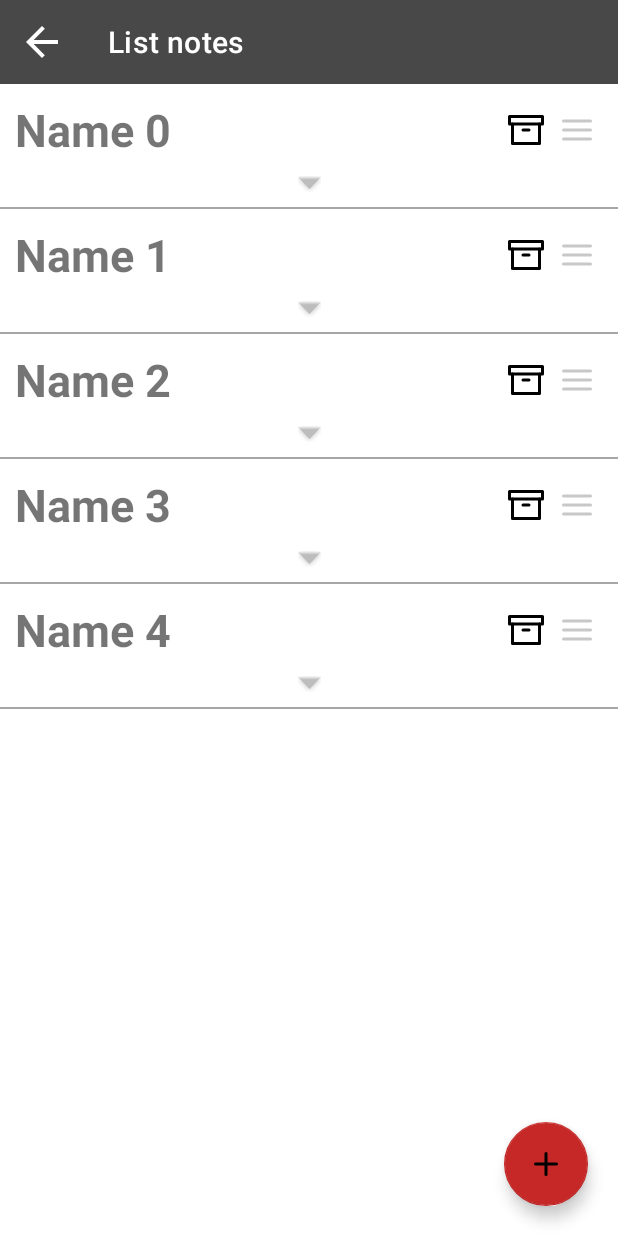
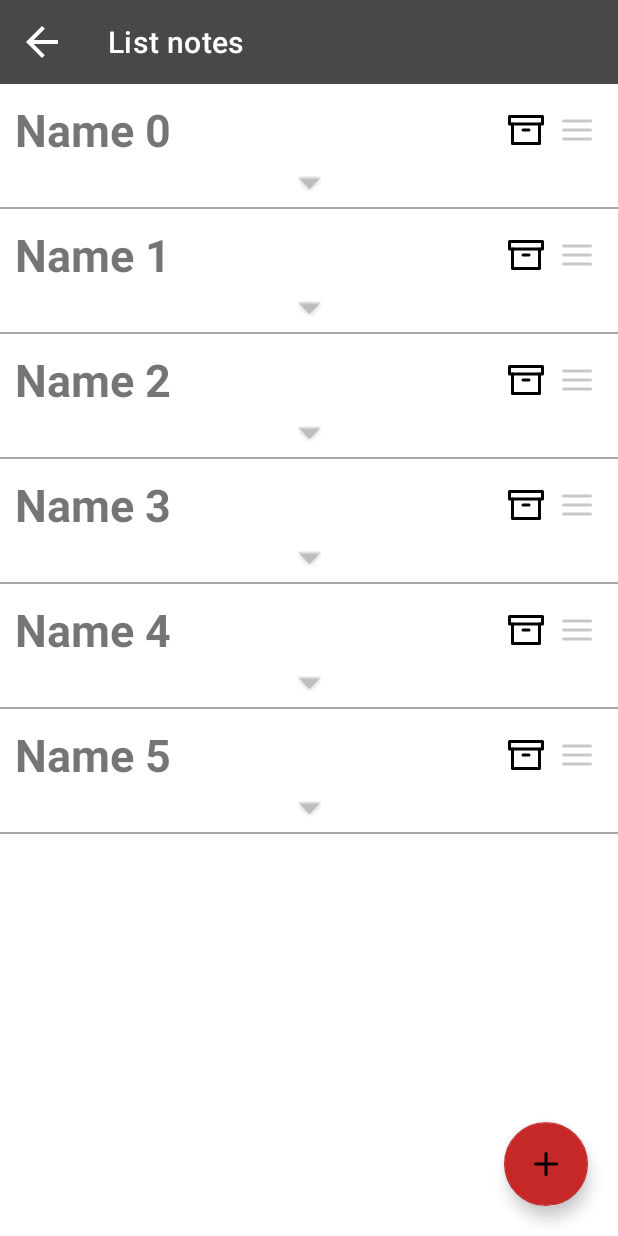
Before and after one commit to VladimirTsihukov/AmazingAppNasa, an Android app: the fragment NotesListFragment placed in its activity, on a phone screen of 412 x 824 dp. Run offline under Robolectric (Android 15) with nearby library versions, the phone set to English and light mode, and no system bars; our stand-ins replace Room's generated code; libraries missing offline, so code that uses them is left out: coil.api.load; network calls fail; pictures from the network do not load; Roboto replaces fonts that are not available here; 1 statement that could not run was skipped.

Commit message:
Create database

```diff
--- a/app/build.gradle
+++ b/app/build.gradle
@@ -2,6 +2,7 @@ plugins {
     id 'com.android.application'
     id 'kotlin-android'
     id 'kotlin-android-extensions'
+    id 'kotlin-kapt'
 }
 
 android {
@@ -80,4 +81,9 @@ dependencies {
     implementation("io.coil-kt:coil:0.9.2")
 
     implementation "androidx.preference:preference-ktx:1.1.1"
+
+    def room_version = "2.2.6"
+
+    implementation "androidx.room:room-runtime:$room_version"
+    kapt "androidx.room:room-compiler:$room_version"
 }
--- a/app/src/main/java/com/adnroidapp/amazingappnasa/App.kt
+++ b/app/src/main/java/com/adnroidapp/amazingappnasa/App.kt
@@ -2,14 +2,17 @@ package com.adnroidapp.amazingappnasa
 
 import android.app.Application
 import androidx.preference.PreferenceManager
+import com.adnroidapp.amazingappnasa.database.databaseNotes.DbNotes
 
 class App : Application() {
     companion object {
         lateinit var instance: App
+        lateinit var db : DbNotes
     }
 
     override fun onCreate() {
         super.onCreate()
+        db = DbNotes.instance(applicationContext)
         instance = this
     }
 
--- a/app/src/main/java/com/adnroidapp/amazingappnasa/MainActivity.kt
+++ b/app/src/main/java/com/adnroidapp/amazingappnasa/MainActivity.kt
@@ -2,7 +2,7 @@ package com.adnroidapp.amazingappnasa
 
 import android.os.Bundle
 import androidx.appcompat.app.AppCompatActivity
-import com.adnroidapp.amazingappnasa.data.NotesData
+import com.adnroidapp.amazingappnasa.database.dbData.NotesData
 import com.adnroidapp.amazingappnasa.ui.fragment.NotesListFragment
 import com.adnroidapp.amazingappnasa.ui.fragment.OnFragmentGetDataNotes
 import com.adnroidapp.amazingappnasa.ui.fragment.PicturesOfTheDayFragment
--- a/app/src/main/java/com/adnroidapp/amazingappnasa/data/NotesData.kt
+++ /dev/null
@@ -1,7 +0,0 @@
-package com.adnroidapp.amazingappnasa.data
-
-import android.os.Parcelable
-import kotlinx.android.parcel.Parcelize
-
-@Parcelize
-data class NotesData (val id: Int, val nameNotes: String, val message: String) : Parcelable
--- /dev/null
+++ b/app/src/main/java/com/adnroidapp/amazingappnasa/database/DbKey.kt
@@ -0,0 +1,4 @@
+package com.adnroidapp.amazingappnasa.database
+
+const val DATABASE_NAME_NOTES = "Notes.db"
+const val TABLE_DB_NOTES = "tableNotes"
--- /dev/null
+++ b/app/src/main/java/com/adnroidapp/amazingappnasa/database/dbData/NotesData.kt
@@ -0,0 +1,15 @@
+package com.adnroidapp.amazingappnasa.database.dbData
+
+import android.os.Parcelable
+import androidx.room.Entity
+import androidx.room.PrimaryKey
+import com.adnroidapp.amazingappnasa.database.TABLE_DB_NOTES
+import kotlinx.android.parcel.Parcelize
+
+@Entity(tableName = TABLE_DB_NOTES)
+@Parcelize
+data class NotesData (
+    @PrimaryKey
+    val id: Int,
+    val nameNotes: String,
+    val message: String) : Parcelable
--- a/app/src/main/java/com/adnroidapp/amazingappnasa/ui/adapter/AdapterNotes.kt
+++ b/app/src/main/java/com/adnroidapp/amazingappnasa/ui/adapter/AdapterNotes.kt
@@ -9,7 +9,7 @@ import android.view.ViewGroup
 import androidx.core.view.MotionEventCompat
 import androidx.recyclerview.widget.RecyclerView
 import com.adnroidapp.amazingappnasa.R
-import com.adnroidapp.amazingappnasa.data.NotesData
+import com.adnroidapp.amazingappnasa.database.dbData.NotesData
 import com.adnroidapp.amazingappnasa.ui.adapter.itemTouchHelper.ItemTouchHelperAdapter
 import com.adnroidapp.amazingappnasa.ui.adapter.itemTouchHelper.ItemTouchHelperViewHolder
 import com.adnroidapp.amazingappnasa.ui.adapter.itemTouchHelper.OnStartDragListener
@@ -18,9 +18,9 @@ import kotlinx.android.synthetic.main.view_holder_notes.view.*
 class AdapterNotes (private val onStartDragListener: OnStartDragListener)
     : RecyclerView.Adapter<AdapterNotes.HolderNotes>(), ItemTouchHelperAdapter {
 
-    private var listNotes = mutableListOf<Pair<NotesData, Boolean>>()
+    private var listNotes = mutableListOf<NotesData>()
 
-    fun setItem(newListNotes: List<Pair<NotesData, Boolean>>) {
+    fun setItem(newListNotes: List<NotesData>) {
         listNotes.addAll(newListNotes)
         notifyDataSetChanged()
     }
@@ -32,12 +32,12 @@ class AdapterNotes (private val onStartDragListener: OnStartDragListener)
     }
 
     override fun onBindViewHolder(holder: HolderNotes, position: Int) {
-        holder.onBind(listNotes[position].first)
+        holder.onBind(listNotes[position])
     }
 
     override fun getItemCount(): Int = listNotes.size
 
-    fun addNotes(notes: Pair<NotesData, Boolean>) {
+    fun addNotes(notes: NotesData) {
         listNotes.add(notes)
         notifyItemInserted(listNotes.size)
     }
--- a/app/src/main/java/com/adnroidapp/amazingappnasa/ui/fragment/NotesFragment.kt
+++ b/app/src/main/java/com/adnroidapp/amazingappnasa/ui/fragment/NotesFragment.kt
@@ -4,7 +4,7 @@ import android.os.Bundle
 import android.view.View
 import androidx.fragment.app.Fragment
 import com.adnroidapp.amazingappnasa.R
-import com.adnroidapp.amazingappnasa.data.NotesData
+import com.adnroidapp.amazingappnasa.database.dbData.NotesData
 import kotlinx.android.synthetic.main.fragment_notes.*
 
 class NotesFragment : Fragment(R.layout.fragment_notes) {
@@ -20,7 +20,6 @@ class NotesFragment : Fragment(R.layout.fragment_notes) {
     override fun onViewCreated(view: View, savedInstanceState: Bundle?) {
         super.onViewCreated(view, savedInstanceState)
         initToolbar()
-
         btn_save_notes.setOnClickListener {
 
             activity?.let {
--- a/app/src/main/java/com/adnroidapp/amazingappnasa/ui/fragment/NotesListFragment.kt
+++ b/app/src/main/java/com/adnroidapp/amazingappnasa/ui/fragment/NotesListFragment.kt
@@ -8,7 +8,7 @@ import androidx.recyclerview.widget.ItemTouchHelper
 import androidx.recyclerview.widget.LinearLayoutManager
 import androidx.recyclerview.widget.RecyclerView
 import com.adnroidapp.amazingappnasa.R
-import com.adnroidapp.amazingappnasa.data.NotesData
+import com.adnroidapp.amazingappnasa.database.dbData.NotesData
 import com.adnroidapp.amazingappnasa.ui.adapter.AdapterNotes
 import com.adnroidapp.amazingappnasa.ui.adapter.itemTouchHelper.ItemTouchHelperCallback
 import com.adnroidapp.amazingappnasa.ui.adapter.itemTouchHelper.OnStartDragListener
@@ -34,11 +34,12 @@ class NotesListFragment : Fragment(R.layout.fragment_list_notes) {
         itemTouchHelper.attachToRecyclerView(recyclerView)
 
         val listNotes = listOf(
-            Pair(NotesData(0, "Name 0", "Message 0"), false),
-            Pair(NotesData(1, "Name 1", "Message 1"), false),
-            Pair(NotesData(2, "Name 2", "Message 2"), false),
-            Pair(NotesData(3, "Name 3", "Message 3"), false),
-            Pair(NotesData(4, "Name 4", "Message 4"), false),
+            NotesData(0, "Name 0", "Message 0"),
+            NotesData(1, "Name 1", "Message 1"),
+            NotesData(2, "Name 2", "Message 2"),
+            NotesData(3, "Name 3", "Message 3"),
+            NotesData(4, "Name 4", "Message 4"),
+            NotesData(5, "Name 5", "Message 5"),
         )
 
         adapter.setItem(listNotes)
@@ -53,7 +54,7 @@ class NotesListFragment : Fragment(R.layout.fragment_list_notes) {
     }
 
     fun addNotes(notesData: NotesData) {
-        adapter.addNotes(Pair(notesData, false))
+        adapter.addNotes(notesData)
     }
 
     private fun initToolbar () {
--- a/app/src/main/java/com/adnroidapp/amazingappnasa/ui/fragment/OnFragmentGetDataNotes.kt
+++ b/app/src/main/java/com/adnroidapp/amazingappnasa/ui/fragment/OnFragmentGetDataNotes.kt
@@ -1,6 +1,6 @@
 package com.adnroidapp.amazingappnasa.ui.fragment
 
-import com.adnroidapp.amazingappnasa.data.NotesData
+import com.adnroidapp.amazingappnasa.database.dbData.NotesData
 
 interface OnFragmentGetDataNotes {
     fun getFragmentNotes(notes: NotesData)
```
Also changed, not shown: app/src/main/java/com/adnroidapp/amazingappnasa/database/dao/DaoNotes.kt (added, +19 -0 lines), app/src/main/java/com/adnroidapp/amazingappnasa/database/databaseNotes/DbNotes.kt (added, +33 -0 lines).
